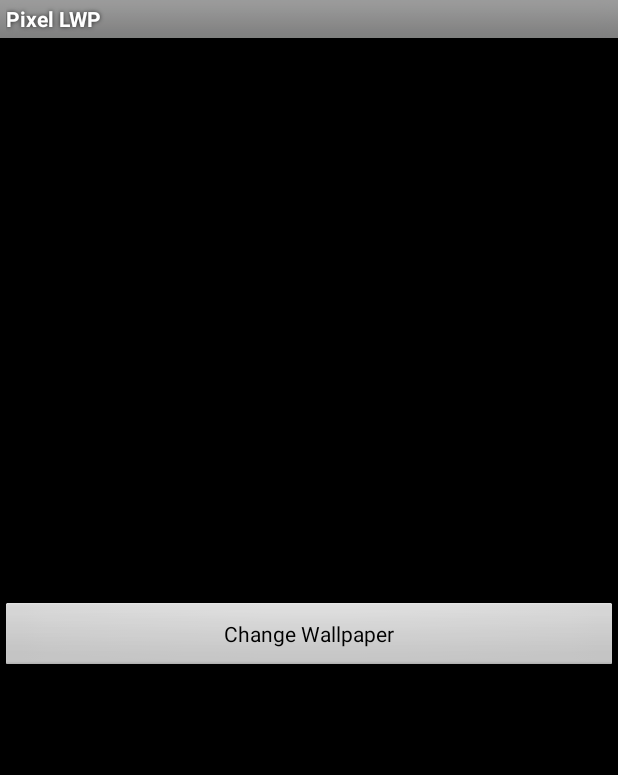
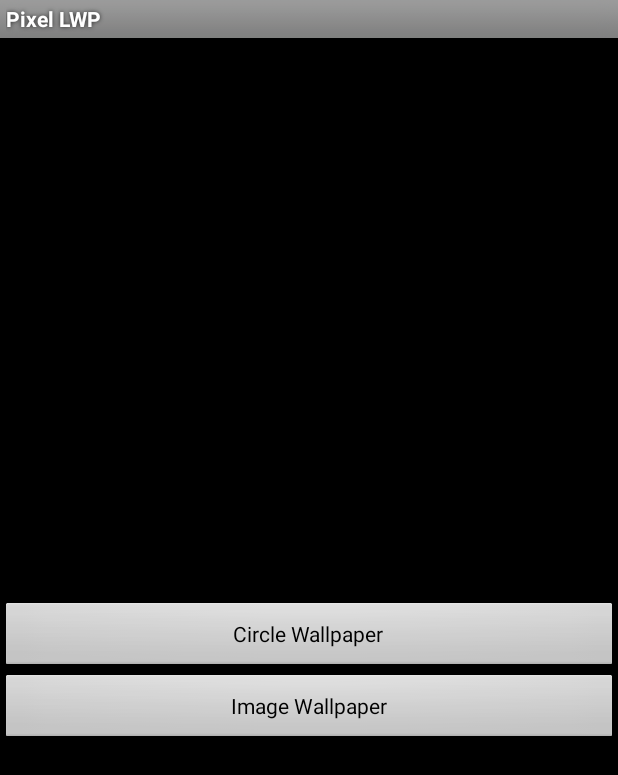
Before and after one commit to ManApart/palette-cycle, an Android app: the screen it shows after launch (SetWallpaperActivity), on a phone screen of 412 x 824 dp. Shown: the top 775 px of the screen. Run offline under Robolectric (Android 15) with nearby library versions, the phone set to English and light mode, and no system bars.

Commit message:
basic wonky image canvas painting

```diff
--- a/app/src/main/java/rak/pixellwp/CircleWallpaperService.kt
+++ b/app/src/main/java/rak/pixellwp/CircleWallpaperService.kt
@@ -21,10 +21,10 @@ class CircleWallpaperService : WallpaperService() {
     inner class CircleWallpaperEngine : Engine() {
         private val handler = Handler()
         private val drawRunner = Runnable { draw() }
+        private val prefs: SharedPreferences = PreferenceManager.getDefaultSharedPreferences(this@CircleWallpaperService)
+
         private var width: Int = 0
         private var height: Int = 0
-        private val prefs: SharedPreferences = PreferenceManager.getDefaultSharedPreferences(this@CircleWallpaperService)
-
         private var maxNumber: Int = prefs.getString("numberOfCircles", "4").toInt()
         private var circles = mutableListOf<CirclePoint>()
         private var visible = true
--- a/app/src/main/res/layout/activity_main.xml
+++ b/app/src/main/res/layout/activity_main.xml
@@ -6,10 +6,19 @@
     android:background="@color/background">
 
     <Button
-        android:id="@+id/button1"
+        android:id="@+id/circleButton"
+        android:layout_width="match_parent"
         android:layout_height="wrap_content"
+        android:layout_centerInParent="true"
+        android:onClick="showCircleWallpaper"
+        android:text="@string/circle_wallpaper_button" />
+
+    <Button
+        android:id="@+id/imageButton"
         android:layout_width="match_parent"
-        android:onClick="onClick"
-        android:layout_centerInParent="true"
-        android:text="@string/wallpaper_button" />
+        android:layout_height="wrap_content"
+        android:layout_alignParentStart="true"
+        android:layout_below="@+id/circleButton"
+        android:onClick="showImageWallpaper"
+        android:text="@string/image_wallpaper_button" />
 </RelativeLayout>
--- a/app/src/main/res/values/strings.xml
+++ b/app/src/main/res/values/strings.xml
@@ -1,5 +1,6 @@
 <resources>
     <string name="app_name">Pixel LWP</string>
     <string name="wallpaper_description">Pixel Art Wallpaper</string>
-    <string name="wallpaper_button">Change Wallpaper</string>
+    <string name="circle_wallpaper_button">Circle Wallpaper</string>
+    <string name="image_wallpaper_button">Image Wallpaper</string>
 </resources>
```
Also changed, not shown: app/src/main/AndroidManifest.xml (+15 -1 lines), app/src/main/java/rak/pixellwp/ImageWallpaperService.kt (added, +59 -0 lines), app/src/main/java/rak/pixellwp/SetWallpaperActivity.kt (+10 -1 lines), app/src/main/res/drawable/beach.jpg (added).
